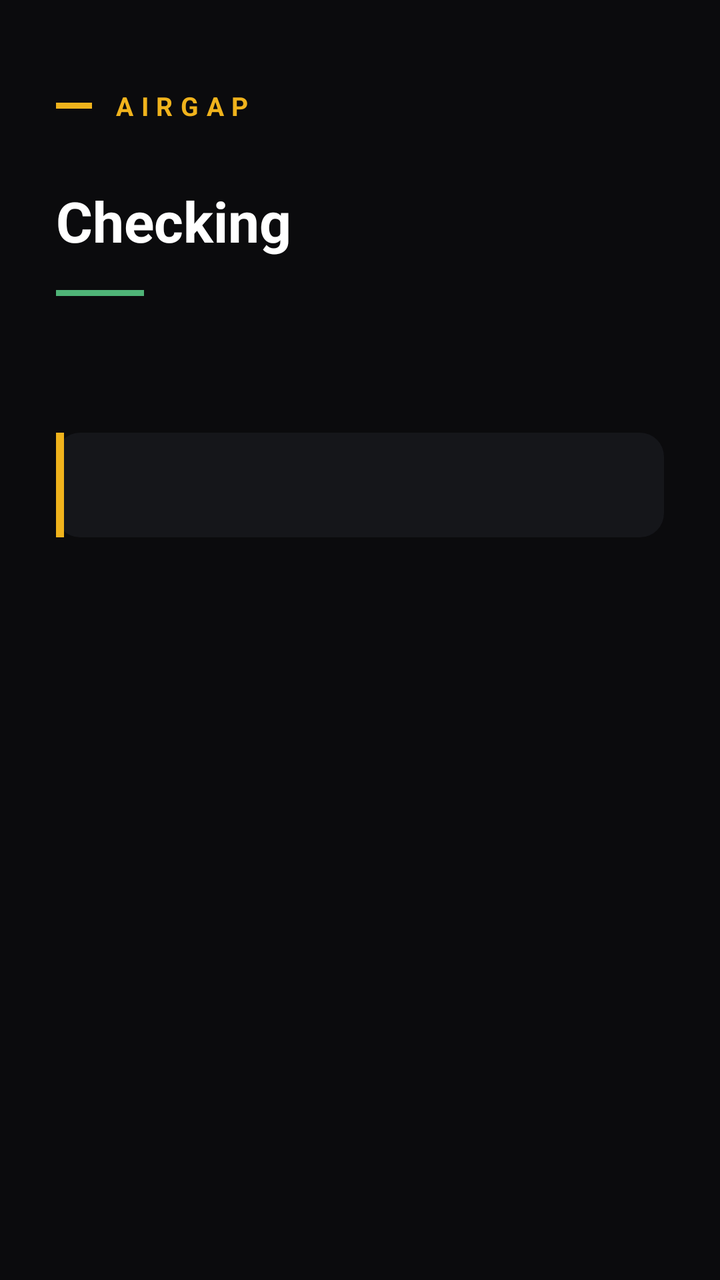
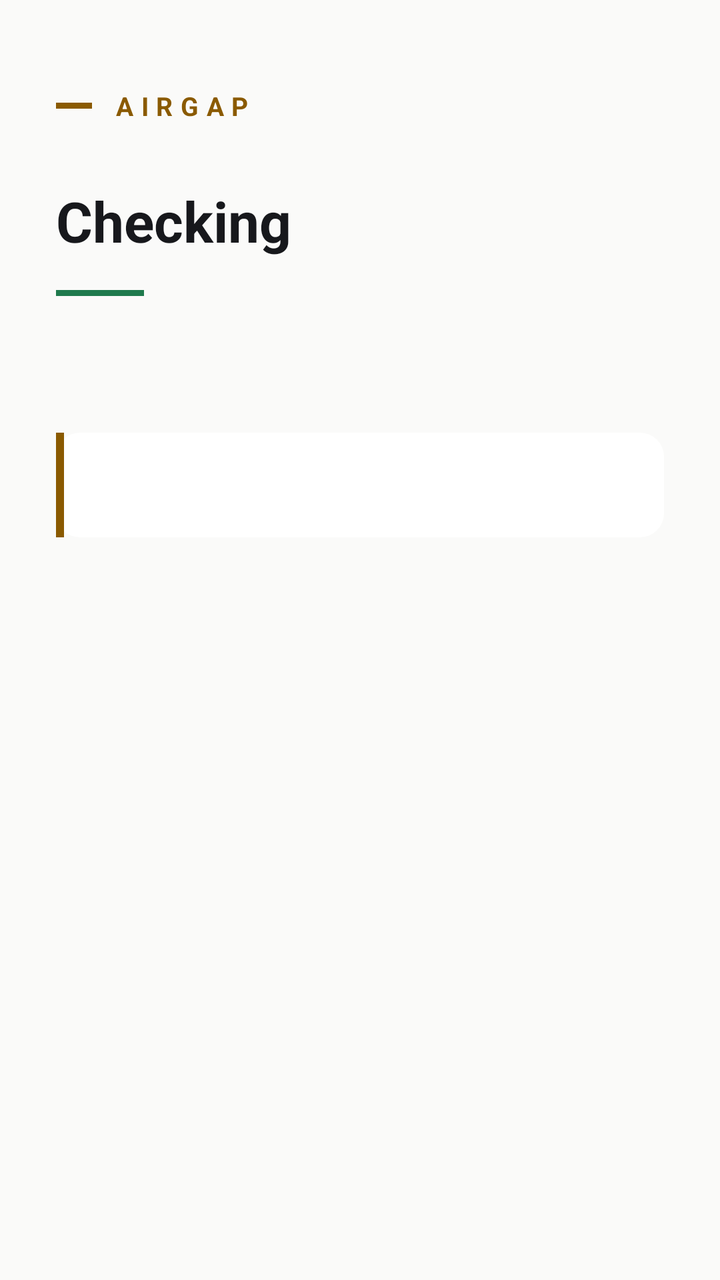

Compare the two renders of this Android layout. The source of the first and the diff that turns it into the second are given below.
<!-- AndroidManifest.xml: application theme Theme.AppCompat.DayNight.NoActionBar -->
<!-- res/layout/activity_check.xml -->
<?xml version="1.0" encoding="utf-8"?>
<ScrollView xmlns:android="http://schemas.android.com/apk/res/android"
    android:layout_width="match_parent"
    android:layout_height="match_parent"
    android:background="#0B0B0D"
    android:fillViewport="true">

    <LinearLayout
        android:layout_width="match_parent"
        android:layout_height="wrap_content"
        android:orientation="vertical"
        android:paddingLeft="28dp"
        android:paddingRight="28dp"
        android:paddingTop="44dp"
        android:paddingBottom="32dp">

        <LinearLayout
            android:layout_width="wrap_content"
            android:layout_height="wrap_content"
            android:gravity="center_vertical"
            android:orientation="horizontal">

            <View
                android:layout_width="18dp"
                android:layout_height="3dp"
                android:background="#F0B31C" />

            <TextView
                android:layout_width="wrap_content"
                android:layout_height="wrap_content"
                android:layout_marginStart="10dp"
                android:letterSpacing="0.3"
                android:text="AIRGAP"
                android:textColor="#F0B31C"
                android:textSize="13sp"
                android:textStyle="bold" />
        </LinearLayout>

        <TextView
            android:id="@+id/checkTitle"
            android:layout_width="match_parent"
            android:layout_height="wrap_content"
            android:layout_marginTop="30dp"
            android:text="Checking"
            android:textColor="#FFFFFF"
            android:textSize="28sp"
            android:textStyle="bold" />

        <View
            android:layout_width="44dp"
            android:layout_height="3dp"
            android:layout_marginTop="16dp"
            android:background="#4FB477" />

        <TextView
            android:id="@+id/checkStatus"
            android:layout_width="match_parent"
            android:layout_height="wrap_content"
            android:layout_marginTop="18dp"
            android:lineSpacingMultiplier="1.45"
            android:textColor="#EDEDF0"
            android:textSize="18sp" />

        <TextView
            android:id="@+id/checkQuote"
            android:layout_width="match_parent"
            android:layout_height="wrap_content"
            android:layout_marginTop="26dp"
            android:background="@drawable/bg_quote"
            android:lineSpacingMultiplier="1.35"
            android:paddingLeft="20dp"
            android:paddingTop="16dp"
            android:paddingRight="16dp"
            android:paddingBottom="16dp"
            android:textColor="#A7A9B2"
            android:textSize="15sp" />

        <TextView
            android:id="@+id/checkEngine"
            android:layout_width="match_parent"
            android:layout_height="wrap_content"
            android:layout_marginTop="18dp"
            android:textColor="#6E7078"
            android:textSize="13sp" />
    </LinearLayout>
</ScrollView>
<!-- resources referenced by this layout -->
<resources>
  <!-- drawable bg_quote (drawable) -->
  <?xml version="1.0" encoding="utf-8"?>
  <layer-list xmlns:android="http://schemas.android.com/apk/res/android">
      <item>
          <shape android:shape="rectangle">
              <solid android:color="#15161A" />
              <corners android:radius="12dp" />
          </shape>
      </item>
      
      <item android:width="4dp" android:gravity="left">
          <shape android:shape="rectangle">
              <solid android:color="#F0B31C" />
          </shape>
      </item>
  </layer-list>
</resources>

<!-- the commit's change to res/layout/activity_check.xml (unified diff, before → after) -->
@@ -2,7 +2,7 @@
 <ScrollView xmlns:android="http://schemas.android.com/apk/res/android"
     android:layout_width="match_parent"
     android:layout_height="match_parent"
-    android:background="#0B0B0D"
+    android:background="@color/bg"
     android:fillViewport="true">
 
     <LinearLayout
@@ -23,7 +23,7 @@
             <View
                 android:layout_width="18dp"
                 android:layout_height="3dp"
-                android:background="#F0B31C" />
+                android:background="@color/accent" />
 
             <TextView
                 android:layout_width="wrap_content"
@@ -31,7 +31,7 @@
                 android:layout_marginStart="10dp"
                 android:letterSpacing="0.3"
                 android:text="AIRGAP"
-                android:textColor="#F0B31C"
+                android:textColor="@color/accent"
                 android:textSize="13sp"
                 android:textStyle="bold" />
         </LinearLayout>
@@ -42,7 +42,7 @@
             android:layout_height="wrap_content"
             android:layout_marginTop="30dp"
             android:text="Checking"
-            android:textColor="#FFFFFF"
+            android:textColor="@color/text_primary"
             android:textSize="28sp"
             android:textStyle="bold" />
 
@@ -50,7 +50,7 @@
             android:layout_width="44dp"
             android:layout_height="3dp"
             android:layout_marginTop="16dp"
-            android:background="#4FB477" />
+            android:background="@color/ok" />
 
         <TextView
             android:id="@+id/checkStatus"
@@ -58,7 +58,7 @@
             android:layout_height="wrap_content"
             android:layout_marginTop="18dp"
             android:lineSpacingMultiplier="1.45"
-            android:textColor="#EDEDF0"
+            android:textColor="@color/text_primary"
             android:textSize="18sp" />
 
         <TextView
@@ -72,7 +72,7 @@
             android:paddingTop="16dp"
             android:paddingRight="16dp"
             android:paddingBottom="16dp"
-            android:textColor="#A7A9B2"
+            android:textColor="@color/text_secondary"
             android:textSize="15sp" />
 
         <TextView
@@ -80,7 +80,7 @@
             android:layout_width="match_parent"
             android:layout_height="wrap_content"
             android:layout_marginTop="18dp"
-            android:textColor="#6E7078"
+            android:textColor="@color/text_tertiary"
             android:textSize="13sp" />
     </LinearLayout>
 </ScrollView>
<!-- resource entries referenced after the edit -->
@@ -1,20 +1,27 @@
 <!-- resources referenced by this layout -->
 <resources>
+  <color name="accent">#8A5A00</color>
+  <color name="bg">#FAFAF9</color>
+  <color name="ok">#1F7A4D</color>
+  <color name="text_primary">#17181C</color>
+  <color name="text_secondary">#5F626B</color>
+  <color name="text_tertiary">#8A8D96</color>
   <!-- drawable bg_quote (drawable) -->
   <?xml version="1.0" encoding="utf-8"?>
   <layer-list xmlns:android="http://schemas.android.com/apk/res/android">
       <item>
           <shape android:shape="rectangle">
-              <solid android:color="#15161A" />
+              <solid android:color="@color/surface" />
               <corners android:radius="12dp" />
           </shape>
       </item>
       
       <item android:width="4dp" android:gravity="left">
           <shape android:shape="rectangle">
-              <solid android:color="#F0B31C" />
+              <solid android:color="@color/accent" />
           </shape>
       </item>
   </layer-list>
+  <color name="surface">#FFFFFF</color>
 </resources>
 
